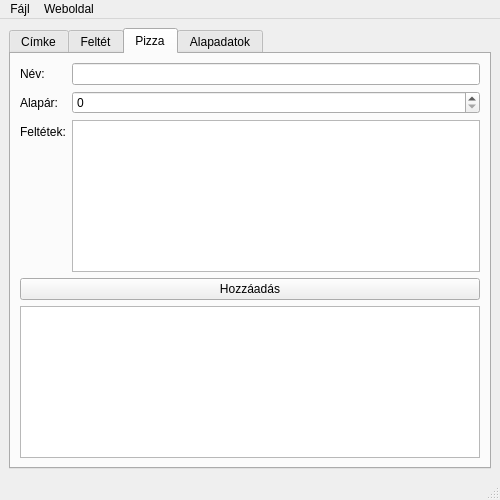
First picture: the form in mainwindow.ui, repository BenGercuj/PizzaPain, before the edit.
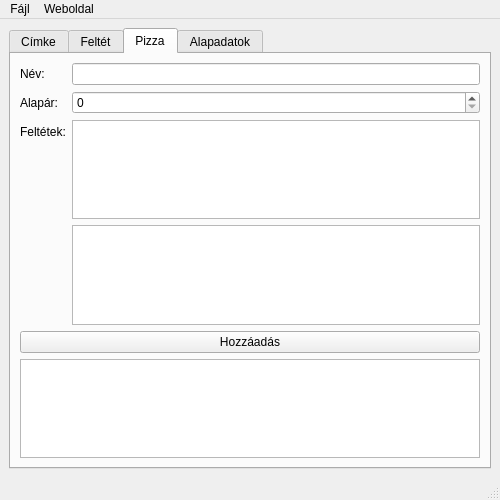
Second picture: the form after the edit. The open tabs and pages were chosen to show the change.

Commit message: Filter added xd

The edit to the form file:
```diff
--- a/mainwindow.ui
+++ b/mainwindow.ui
@@ -158,16 +158,19 @@
         <item row="2" column="1">
          <widget class="QListWidget" name="topping_listWidget"/>
         </item>
-        <item row="3" column="0" colspan="2">
+        <item row="4" column="0" colspan="2">
          <widget class="QPushButton" name="addButton_3">
           <property name="text">
            <string>Hozzáadás</string>
           </property>
          </widget>
         </item>
-        <item row="4" column="0" colspan="2">
+        <item row="5" column="0" colspan="2">
          <widget class="QListWidget" name="existingpizza_listWidget"/>
         </item>
+        <item row="3" column="1">
+         <widget class="QListWidget" name="filter_listWidget"/>
+        </item>
        </layout>
       </widget>
       <widget class="QWidget" name="basics">
```
Left out of the diff: 2 changed lines with no effect on the pictures. The commit also changes 3 other files.
